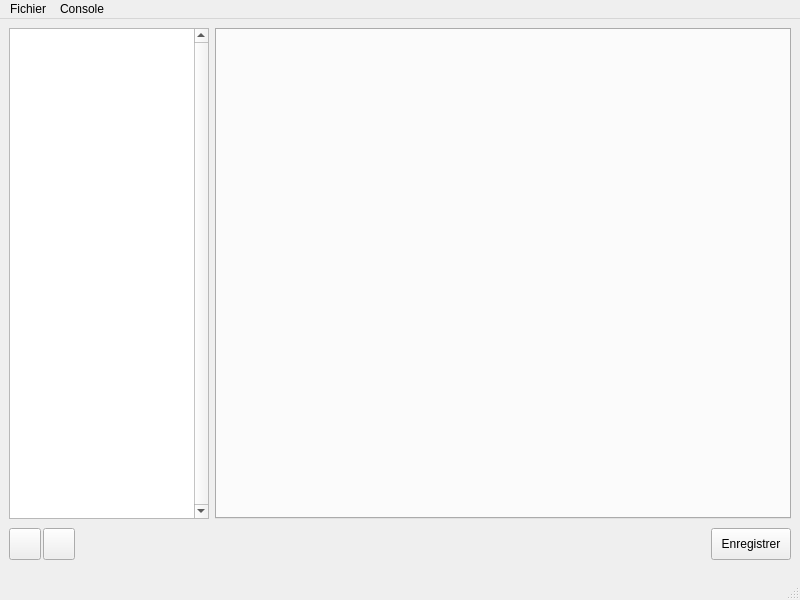
Before: the Qt Designer form fenetreprincipale.ui in Dthibault/theatre2013, drawn with Qt 5.
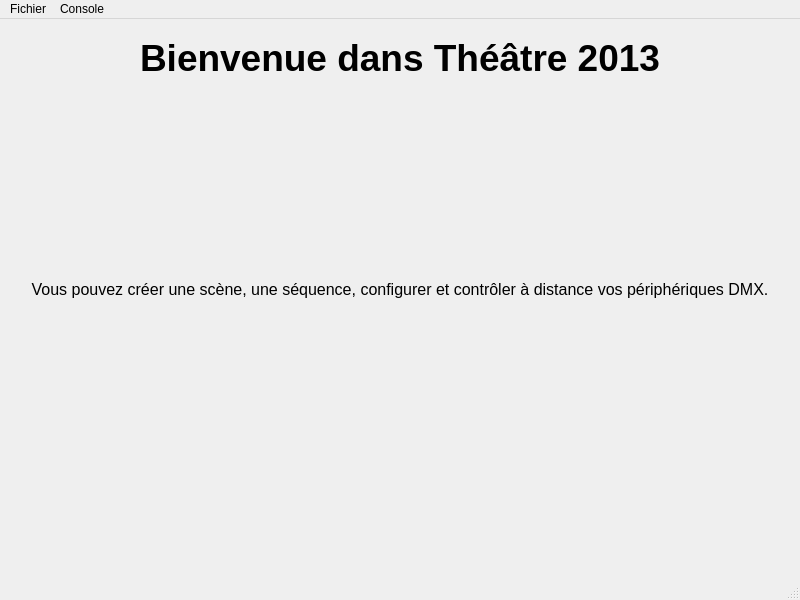
After: the same form once the commit is applied. Icons and pictures are not drawn.

What changed in the file:
```diff
--- a/fenetreprincipale.ui
+++ b/fenetreprincipale.ui
@@ -24,227 +24,39 @@
    </size>
   </property>
   <widget class="QWidget" name="centralwidget">
-   <layout class="QHBoxLayout" name="horizontalLayout_3">
-    <property name="spacing">
-     <number>-1</number>
-    </property>
-    <property name="margin">
-     <number>9</number>
-    </property>
+   <layout class="QHBoxLayout" name="horizontalLayout">
     <item>
-     <widget class="QWidget" name="conteneurGauche" native="true">
-      <property name="maximumSize">
-       <size>
-        <width>200</width>
-        <height>16777215</height>
-       </size>
-      </property>
+     <widget class="QWidget" name="conteneurGenerale" native="true">
       <layout class="QVBoxLayout" name="verticalLayout">
        <property name="spacing">
-        <number>0</number>
+        <number>200</number>
        </property>
-       <property name="sizeConstraint">
-        <enum>QLayout::SetDefaultConstraint</enum>
-       </property>
-       <property name="margin">
-        <number>0</number>
-       </property>
        <item>
-        <widget class="QTreeWidget" name="treeWidget">
-         <property name="lineWidth">
-          <number>1</number>
+        <widget class="QLabel" name="labelTitreApplication">
+         <property name="text">
+          <string>&lt;html&gt;&lt;head/&gt;&lt;body&gt;&lt;p align=&quot;center&quot;&gt;&lt;span style=&quot; font-size:28pt; font-weight:600;&quot;&gt;Bienvenue dans Théâtre 2013&lt;/span&gt;&lt;/p&gt;&lt;/body&gt;&lt;/html&gt;</string>
          </property>
-         <property name="verticalScrollBarPolicy">
-          <enum>Qt::ScrollBarAlwaysOn</enum>
-         </property>
-         <property name="horizontalScrollBarPolicy">
-          <enum>Qt::ScrollBarAlwaysOff</enum>
-         </property>
-         <property name="columnCount">
-          <number>1</number>
-         </property>
-         <attribute name="headerVisible">
-          <bool>false</bool>
-         </attribute>
-         <column>
-          <property name="text">
-           <string notr="true">1</string>
-          </property>
-         </column>
         </widget>
        </item>
        <item>
-        <widget class="QWidget" name="conteneurBoutonAjouter" native="true">
-         <property name="minimumSize">
-          <size>
-           <width>0</width>
-           <height>50</height>
-          </size>
+        <widget class="QLabel" name="labelExplicationApplication">
+         <property name="text">
+          <string>&lt;html&gt;&lt;head/&gt;&lt;body&gt;&lt;p align=&quot;center&quot;&gt;&lt;span style=&quot; font-size:12pt;&quot;&gt;Vous pouvez créer une scène, une séquence, configurer et contrôler à distance vos périphériques DMX.&lt;/span&gt;&lt;/p&gt;&lt;/body&gt;&lt;/html&gt;</string>
          </property>
-         <property name="maximumSize">
-          <size>
-           <width>16777215</width>
-           <height>50</height>
-          </size>
-         </property>
-         <layout class="QHBoxLayout" name="horizontalLayout">
-          <property name="spacing">
-           <number>2</number>
-          </property>
-          <property name="margin">
-           <number>0</number>
-          </property>
-          <item>
-           <widget class="QPushButton" name="boutonAjouter">
-            <property name="maximumSize">
-             <size>
-              <width>32</width>
-              <height>32</height>
-             </size>
-            </property>
-            <property name="text">
-             <string/>
-            </property>
-            <property name="icon">
-             <iconset resource="ressources.qrc">
-              <normaloff>:/new/images/images/boutonPlus.png</normaloff>:/new/images/images/boutonPlus.png</iconset>
-            </property>
-            <property name="iconSize">
-             <size>
-              <width>32</width>
-              <height>32</height>
-             </size>
-            </property>
-            <property name="checkable">
-             <bool>false</bool>
-            </property>
-            <property name="autoDefault">
-             <bool>false</bool>
-            </property>
-            <property name="default">
-             <bool>false</bool>
-            </property>
-            <property name="flat">
-             <bool>false</bool>
-            </property>
-           </widget>
-          </item>
-          <item>
-           <widget class="QPushButton" name="boutonSupprimer">
-            <property name="maximumSize">
-             <size>
-              <width>32</width>
-              <height>32</height>
-             </size>
-            </property>
-            <property name="text">
-             <string/>
-            </property>
-            <property name="icon">
-             <iconset resource="ressources.qrc">
-              <normaloff>:/new/images/images/boutonSupprimer.png</normaloff>:/new/images/images/boutonSupprimer.png</iconset>
-            </property>
-            <property name="iconSize">
-             <size>
-              <width>32</width>
-              <height>32</height>
-             </size>
-            </property>
-            <property name="default">
-             <bool>false</bool>
-            </property>
-           </widget>
-          </item>
-          <item>
-           <spacer name="horizontalSpacer">
-            <property name="orientation">
-             <enum>Qt::Horizontal</enum>
-            </property>
-            <property name="sizeHint" stdset="0">
-             <size>
-              <width>40</width>
-              <height>20</height>
-             </size>
-            </property>
-           </spacer>
-          </item>
-         </layout>
         </widget>
        </item>
-      </layout>
-     </widget>
-    </item>
-    <item>
-     <widget class="QWidget" name="conteneurDroite" native="true">
-      <layout class="QVBoxLayout" name="verticalLayout_2">
-       <property name="spacing">
-        <number>0</number>
-       </property>
-       <property name="margin">
-        <number>0</number>
-       </property>
        <item>
-        <widget class="QTabWidget" name="tabWidget"/>
-       </item>
-       <item>
-        <widget class="QWidget" name="conteneurBoutonEnregistrer" native="true">
-         <property name="minimumSize">
-          <size>
-           <width>0</width>
-           <height>50</height>
-          </size>
+        <spacer name="verticalSpacer_2">
+         <property name="orientation">
+          <enum>Qt::Vertical</enum>
          </property>
-         <property name="maximumSize">
+         <property name="sizeHint" stdset="0">
           <size>
-           <width>16777215</width>
-           <height>50</height>
+           <width>20</width>
+           <height>40</height>
           </size>
          </property>
-         <layout class="QHBoxLayout" name="horizontalLayout_2">
-          <property name="spacing">
-           <number>0</number>
-          </property>
-          <property name="margin">
-           <number>0</number>
-          </property>
-          <item>
-           <spacer name="horizontalSpacer_3">
-            <property name="orientation">
-             <enum>Qt::Horizontal</enum>
-            </property>
-            <property name="sizeHint" stdset="0">
-             <size>
-              <width>40</width>
-              <height>20</height>
-             </size>
-            </property>
-           </spacer>
-          </item>
-          <item>
-           <widget class="QPushButton" name="boutonEnregistrer">
-            <property name="maximumSize">
-             <size>
-              <width>16777215</width>
-              <height>32</height>
-             </size>
-            </property>
-            <property name="text">
-             <string>Enregistrer</string>
-            </property>
-            <property name="icon">
-             <iconset resource="ressources.qrc">
-              <normaloff>:/new/images/images/REC.png</normaloff>:/new/images/images/REC.png</iconset>
-            </property>
-            <property name="iconSize">
-             <size>
-              <width>32</width>
-              <height>32</height>
-             </size>
-            </property>
-           </widget>
-          </item>
-         </layout>
-        </widget>
+        </spacer>
        </item>
       </layout>
      </widget>
```
Left out of the diff: 2 changed lines with no effect on the pictures.
